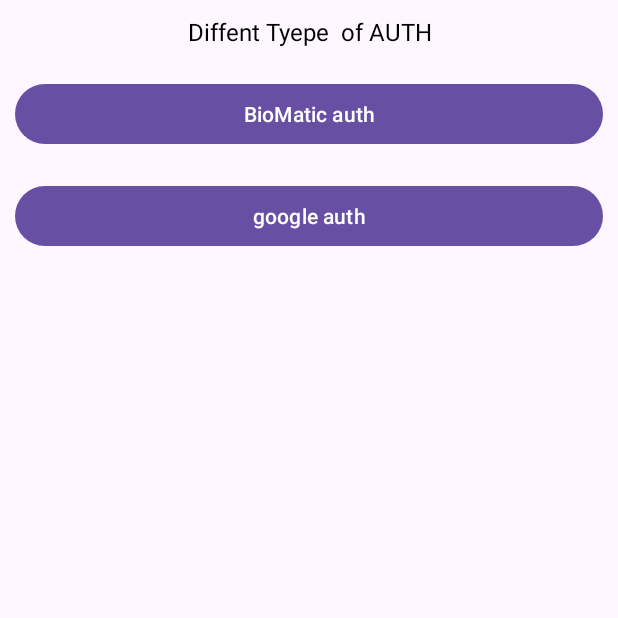
After one commit to gujarprajwal12/jobassignmnet, an Android app: the GoogleAuth screen opened directly, with no data from a screen before it, on a phone screen of 412 x 824 dp, the top half of it. The commit adds this screen. Run offline under Robolectric (Android 15) with nearby library versions, the phone set to English and light mode, and no system bars; network calls fail.

Commit message:
in this added the biomatirc auth in goole

```diff
--- /dev/null
+++ b/app/src/main/java/com/jobassignmentproject/PresentationLayer/Ui/GoogleAuthScrren/GoogleAuth.kt
@@ -0,0 +1,99 @@
+package com.jobassignmentproject.PresentationLayer.Ui.GoogleAuthScrren
+
+import android.os.Bundle
+import androidx.activity.enableEdgeToEdge
+import androidx.appcompat.app.AppCompatActivity
+import androidx.biometric.BiometricManager
+import androidx.biometric.BiometricPrompt
+import androidx.core.content.ContextCompat
+import androidx.core.view.ViewCompat
+import androidx.core.view.WindowInsetsCompat
+import com.jobassignmentproject.PresentationLayer.utils.SnackbarUtil
+import com.jobassignmentproject.R
+import com.jobassignmentproject.databinding.ActivityGoogleAuthBinding
+
+class GoogleAuth : AppCompatActivity() {
+
+    private lateinit var binding: ActivityGoogleAuthBinding
+
+    override fun onCreate(savedInstanceState: Bundle?) {
+        super.onCreate(savedInstanceState)
+        enableEdgeToEdge()
+        binding = ActivityGoogleAuthBinding.inflate(layoutInflater)
+        setContentView(binding.root)
+        ViewCompat.setOnApplyWindowInsetsListener(findViewById(R.id.main)) { v, insets ->
+            val systemBars = insets.getInsets(WindowInsetsCompat.Type.systemBars())
+            v.setPadding(systemBars.left, systemBars.top, systemBars.right, systemBars.bottom)
+            insets
+        }
+
+        initView()
+        onClickListener()
+    }
+
+    private fun initView() {
+        // Initialize any views if needed
+    }
+
+    private fun onClickListener() {
+        binding.btnbiomatic.setOnClickListener {
+            checkBiometricSupportAndAuthenticate()
+        }
+
+        binding.btngoogleatuh.setOnClickListener {
+            SnackbarUtil.showShort(binding.root, "Coming Soon")
+        }
+    }
+
+    private fun checkBiometricSupportAndAuthenticate() {
+        val biometricManager = BiometricManager.from(this)
+        when (biometricManager.canAuthenticate(BiometricManager.Authenticators.BIOMETRIC_STRONG or BiometricManager.Authenticators.DEVICE_CREDENTIAL)) {
+            BiometricManager.BIOMETRIC_SUCCESS -> {
+                // Biometric is available and ready to use
+                showBiometricPrompt()
+            }
+            BiometricManager.BIOMETRIC_ERROR_NO_HARDWARE -> {
+                SnackbarUtil.showShort(binding.root, "No biometric hardware available")
+            }
+            BiometricManager.BIOMETRIC_ERROR_HW_UNAVAILABLE -> {
+                SnackbarUtil.showShort(binding.root, "Biometric hardware currently unavailable")
+            }
+            BiometricManager.BIOMETRIC_ERROR_NONE_ENROLLED -> {
+                SnackbarUtil.showShort(binding.root, "No biometrics enrolled. Please set up in settings.")
+            }
+            else -> {
+                SnackbarUtil.showShort(binding.root, "Biometric authentication not supported")
+            }
+        }
+    }
+
+    private fun showBiometricPrompt() {
+        val executor = ContextCompat.getMainExecutor(this)
+        val biometricPrompt = BiometricPrompt(this, executor, object : BiometricPrompt.AuthenticationCallback() {
+            override fun onAuthenticationError(errorCode: Int, errString: CharSequence) {
+                super.onAuthenticationError(errorCode, errString)
+                SnackbarUtil.showShort(binding.root, "Authentication error: $errString")
+            }
+
+            override fun onAuthenticationSucceeded(result: BiometricPrompt.AuthenticationResult) {
+                super.onAuthenticationSucceeded(result)
+                SnackbarUtil.showShort(binding.root, "Authentication succeeded!")
+                // Proceed with your logic after successful authentication
+            }
+
+            override fun onAuthenticationFailed() {
+                super.onAuthenticationFailed()
+                SnackbarUtil.showShort(binding.root, "Authentication failed")
+            }
+        })
+
+        val promptInfo = BiometricPrompt.PromptInfo.Builder()
+            .setTitle("Biometric Login")
+            .setSubtitle("Log in using your biometric credential")
+            .setNegativeButtonText("Use Account Password") // Mandatory for fallback
+            .setAllowedAuthenticators(BiometricManager.Authenticators.BIOMETRIC_STRONG or BiometricManager.Authenticators.DEVICE_CREDENTIAL)
+            .build()
+
+        biometricPrompt.authenticate(promptInfo)
+    }
+}
--- /dev/null
+++ b/app/src/main/res/layout/activity_google_auth.xml
@@ -0,0 +1,45 @@
+<?xml version="1.0" encoding="utf-8"?>
+<LinearLayout  xmlns:android="http://schemas.android.com/apk/res/android"
+    xmlns:app="http://schemas.android.com/apk/res-auto"
+    xmlns:tools="http://schemas.android.com/tools"
+    android:id="@+id/main"
+    android:orientation="vertical"
+    android:layout_width="match_parent"
+    android:layout_height="match_parent"
+    tools:context=".PresentationLayer.Ui.GoogleAuthScrren.GoogleAuth">
+
+
+    <TextView
+        android:id="@+id/txtviewmain"
+        android:layout_width="match_parent"
+        android:layout_height="wrap_content"
+        android:layout_gravity="center"
+        android:layout_margin="10dp"
+        android:gravity="center"
+        android:text="Diffent Tyepe  of AUTH"
+        android:textColor="@color/black"
+        android:textSize="16sp"
+     />
+
+    <Button
+        android:id="@+id/btnbiomatic"
+        android:layout_width="match_parent"
+        android:layout_height="wrap_content"
+        android:layout_margin="10dp"
+        android:layout_marginBottom="8dp"
+        android:text="@string/biomatic_auth"
+
+ />
+
+    <Button
+        android:id="@+id/btngoogleatuh"
+        android:layout_width="match_parent"
+        android:layout_height="wrap_content"
+        android:layout_margin="10dp"
+        android:layout_marginBottom="8dp"
+        android:text="google auth"
+        />
+
+
+
+</LinearLayout>
--- a/app/src/main/res/values-land/dimens.xml
+++ b/app/src/main/res/values-land/dimens.xml
@@ -1,3 +1,4 @@
 <resources>
-      <dimen name="fab_margin">48dp</dimen>
-   </resources>
+    <dimen name="fab_margin">48dp</dimen>
+    <dimen name="activity_horizontal_margin">48dp</dimen>
+</resources>
--- a/app/src/main/res/values-w1240dp/dimens.xml
+++ b/app/src/main/res/values-w1240dp/dimens.xml
@@ -1,3 +1,4 @@
 <resources>
-      <dimen name="fab_margin">200dp</dimen>
-   </resources>
+    <dimen name="fab_margin">200dp</dimen>
+    <dimen name="activity_horizontal_margin">200dp</dimen>
+</resources>
--- a/app/src/main/res/values-w600dp/dimens.xml
+++ b/app/src/main/res/values-w600dp/dimens.xml
@@ -1,3 +1,4 @@
 <resources>
-      <dimen name="fab_margin">48dp</dimen>
-   </resources>
+    <dimen name="fab_margin">48dp</dimen>
+    <dimen name="activity_horizontal_margin">48dp</dimen>
+</resources>
--- a/gradle/libs.versions.toml
+++ b/gradle/libs.versions.toml
@@ -1,5 +1,5 @@
 [versions]
-agp = "8.8.0"
+agp = "8.9.0"
 kotlin = "1.9.24"
 coreKtx = "1.15.0"
 junit = "4.13.2"
@@ -42,6 +42,7 @@ hilt-compiler = "2.44"
 coil = "2.4.0"
 
 timber = "5.0.1"
+annotation = "1.6.0"
 
 
 
@@ -87,6 +88,7 @@ timber = { module = "com.jakewharton.timber:timber", version.ref = "timber" }
 
 # Coil
 coil = { module = "io.coil-kt:coil", version.ref = "coil" }
+androidx-annotation = { group = "androidx.annotation", name = "annotation", version.ref = "annotation" }
 
 
 
```
Also changed, not shown: app/build.gradle.kts (+8 -1 lines), app/src/main/AndroidManifest.xml (+8 -3 lines), app/src/main/java/com/jobassignmentproject/MainActivity.kt (+14 -3 lines), app/src/main/res/layout/activity_main.xml (+7 -0 lines), app/src/main/res/values/dimens.xml (+5 -2 lines), app/src/main/res/values/strings.xml (+10 -0 lines), gradle/wrapper/gradle-wrapper.properties.
